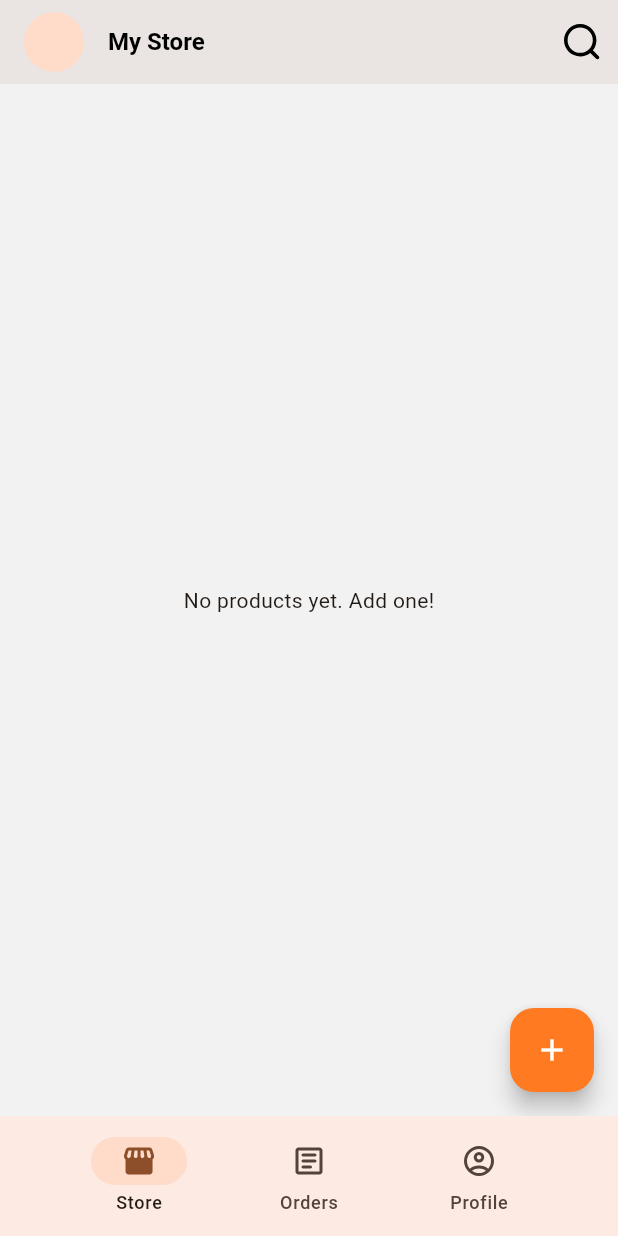
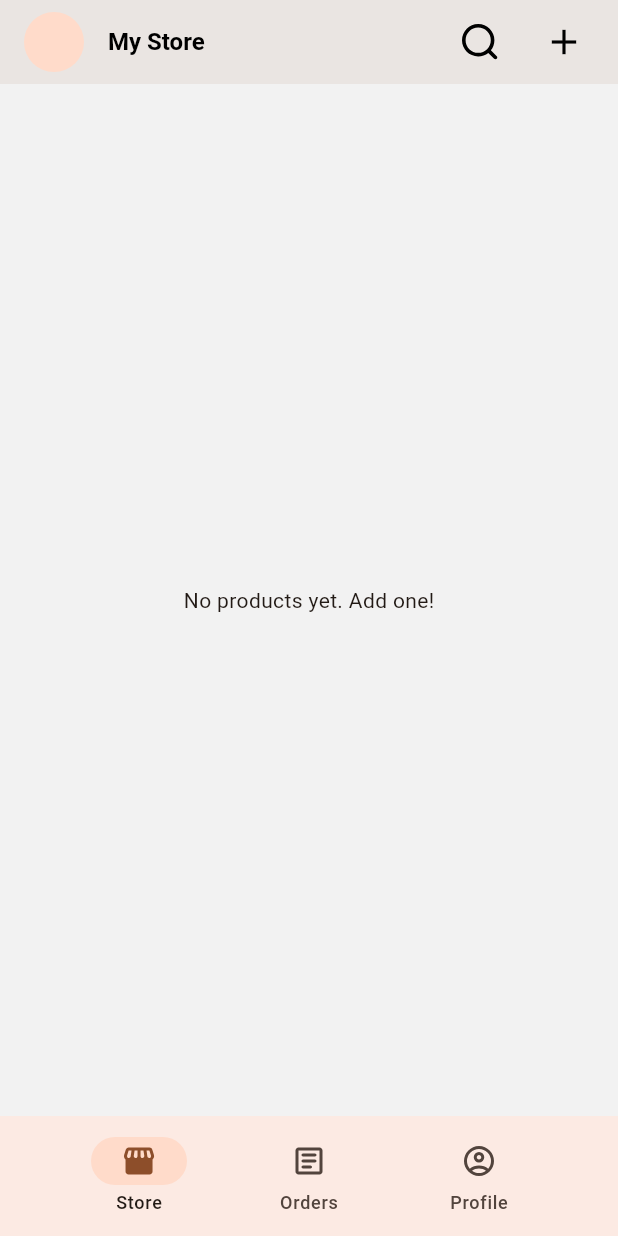
Before and after one commit to SimpliMinimalist/east202, a Flutter app: the StoreScreen screen opened by its route, scrolled down 58 dp, on a phone screen of 412 x 824 dp. Run offline on Flutter 3.47's test engine with Material 3 defaults, Android fonts, the phone set to English and light mode, and no system bars; our stand-ins replace carousel_slider, flutter_svg, go_router, google_fonts, image_picker, pinput and 1 more.

Commit message:
feat: Replace FAB with AppBar icon and refactor

```diff
--- a/lib/core/navigation/main_shell.dart
+++ b/lib/core/navigation/main_shell.dart
@@ -5,6 +5,8 @@ import 'package:myapp/features/search_orders/screens/search_orders_screen.dart';
 import 'package:myapp/providers/selection_provider.dart';
 import 'package:myapp/providers/store_provider.dart';
 import 'package:provider/provider.dart';
+
+import '../../features/add_product/screens/add_product_screen.dart';
 
 class MainShell extends StatefulWidget {
   const MainShell({super.key, required this.child});
@@ -159,6 +161,19 @@ class _MainShellState extends State<MainShell> {
                   width: 24, height: 24),
               onPressed: () => context.push('/search'),
             ),
+            const SizedBox(width: 8.0),
+            IconButton(
+              icon: const Icon(Icons.add, size: 28),
+              onPressed: () {
+                Navigator.push(
+                  context,
+                  MaterialPageRoute(
+                    builder: (context) => const AddProductScreen(),
+                  ),
+                );
+              },
+            ),
+            const SizedBox(width: 12.0),
           ],
         );
       case 1:
--- a/lib/features/add_product/widgets/add_product_fab.dart
+++ /dev/null
@@ -1,21 +0,0 @@
-
-import 'package:flutter/material.dart';
-import 'package:go_router/go_router.dart';
-
-class AddProductFab extends StatelessWidget {
-  const AddProductFab({super.key});
-
-  @override
-  Widget build(BuildContext context) {
-    return FloatingActionButton(
-      onPressed: () {
-        context.push('/add-product');
-      },
-      backgroundColor: Theme.of(context).primaryColor,
-      shape: RoundedRectangleBorder(
-        borderRadius: BorderRadius.circular(16.0), // Adjust for more or less rounded corners
-      ),
-      child: const Icon(Icons.add, color: Colors.white),
-    );
-  }
-}
--- a/lib/features/store/screens/store_screen.dart
+++ b/lib/features/store/screens/store_screen.dart
@@ -1,6 +1,4 @@
 import 'package:flutter/material.dart';
-import 'package:flutter/rendering.dart';
-import 'package:flutter/scheduler.dart';
 import 'package:myapp/features/add_product/models/product_model.dart';
 import 'package:myapp/features/add_product/screens/add_product_screen.dart';
 import 'package:myapp/features/store/widgets/add_category_bottom_sheet.dart';
@@ -9,7 +7,6 @@ import 'package:myapp/providers/selection_provider.dart';
 import 'package:provider/provider.dart';
 
 import '../../../providers/product_provider.dart';
-import '../../add_product/widgets/add_product_fab.dart';
 import '../../add_product/widgets/product_card.dart';
 
 class StoreScreen extends StatefulWidget {
@@ -20,44 +17,6 @@ class StoreScreen extends StatefulWidget {
 }
 
 class _StoreScreenState extends State<StoreScreen> {
-  final ScrollController _scrollController = ScrollController();
-  bool _isFabVisible = true;
-
-  @override
-  void dispose() {
-    _scrollController.dispose();
-    super.dispose();
-  }
-
-  bool _handleScrollNotification(ScrollNotification notification) {
-    final selectionProvider = Provider.of<SelectionProvider>(context, listen: false);
-    if (selectionProvider.isSelectionMode) return false;
-    if (notification is ScrollUpdateNotification) {
-      final direction = _scrollController.position.userScrollDirection;
-      final scrollDelta = notification.scrollDelta ?? 0;
-      const threshold = 5.0;
-
-      if (direction == ScrollDirection.reverse && scrollDelta.abs() > threshold) {
-        if (_isFabVisible) _updateFab(false);
-      } else if (direction == ScrollDirection.forward && scrollDelta.abs() > threshold) {
-        if (!_isFabVisible) _updateFab(true);
-      }
-    } else if (notification is ScrollEndNotification) {
-      if (notification.metrics.atEdge) {
-        _updateFab(true);
-      }
-    }
-    return false;
-  }
-
-  void _updateFab(bool visible) {
-    if (_isFabVisible == visible) return;
-    SchedulerBinding.instance.addPostFrameCallback((_) {
-      if (!mounted) return;
-      setState(() => _isFabVisible = visible);
-    });
-  }
-
   @override
   Widget build(BuildContext context) {
     final productProvider = Provider.of<ProductProvider>(context);
@@ -74,10 +33,7 @@ class _StoreScreenState extends State<StoreScreen> {
     }
 
     return Scaffold(
-      body: NotificationListener<ScrollNotification>(
-        onNotification: _handleScrollNotification,
-        child: CustomScrollView(
-          controller: _scrollController,
+      body: CustomScrollView(
         slivers: [
           SliverToBoxAdapter(
             child: Padding(
@@ -127,16 +83,6 @@ class _StoreScreenState extends State<StoreScreen> {
                   ),
                 ),
         ],
-        ),
-      ),
-      floatingActionButton: AnimatedSwitcher(
-        duration: const Duration(milliseconds: 300),
-        transitionBuilder: (Widget child, Animation<double> animation) {
-          return FadeTransition(opacity: animation, child: child);
-        },
-        child: selectionProvider.isSelectionMode
-            ? const SizedBox.shrink()
-            : (_isFabVisible ? const AddProductFab() : const SizedBox.shrink()),
       ),
     );
   }
```
Lines whose indentation alone changed are shown as unchanged.
